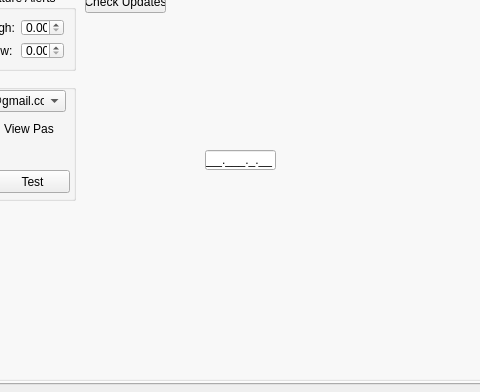
The window that Client/form.ui (trippyt/QTAquarium) describes before a commit, drawn with Qt 5; both pictures show x 277 to 757 and y 196 to 588 of the 896 by 588 pixel window.
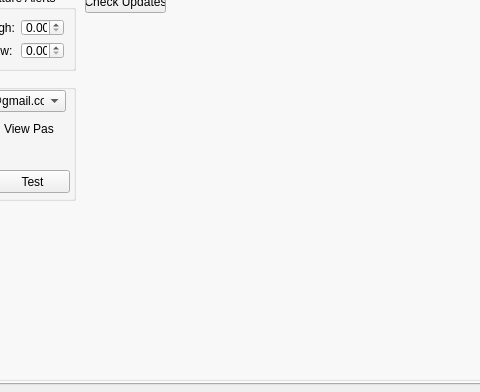
The same window after the commit. The open tabs and pages were chosen to show the change. Custom widgets are drawn as their Qt base class.

What changed in the file:
```diff
--- a/Client/form.ui
+++ b/Client/form.ui
@@ -2162,22 +2162,6 @@
        </property>
       </widget>
      </widget>
-     <widget class="QLineEdit" name="lineEdit_4">
-      <property name="geometry">
-       <rect>
-        <x>460</x>
-        <y>170</y>
-        <width>71</width>
-        <height>20</height>
-       </rect>
-      </property>
-      <property name="inputMask">
-       <string>000.000.0.00;_</string>
-      </property>
-      <property name="text">
-       <string>...</string>
-      </property>
-     </widget>
      <widget class="QPushButton" name="sys_setting_update_pushButton">
       <property name="geometry">
        <rect>
```
Left out of the diff: 4 changed lines with no effect on the pictures.
